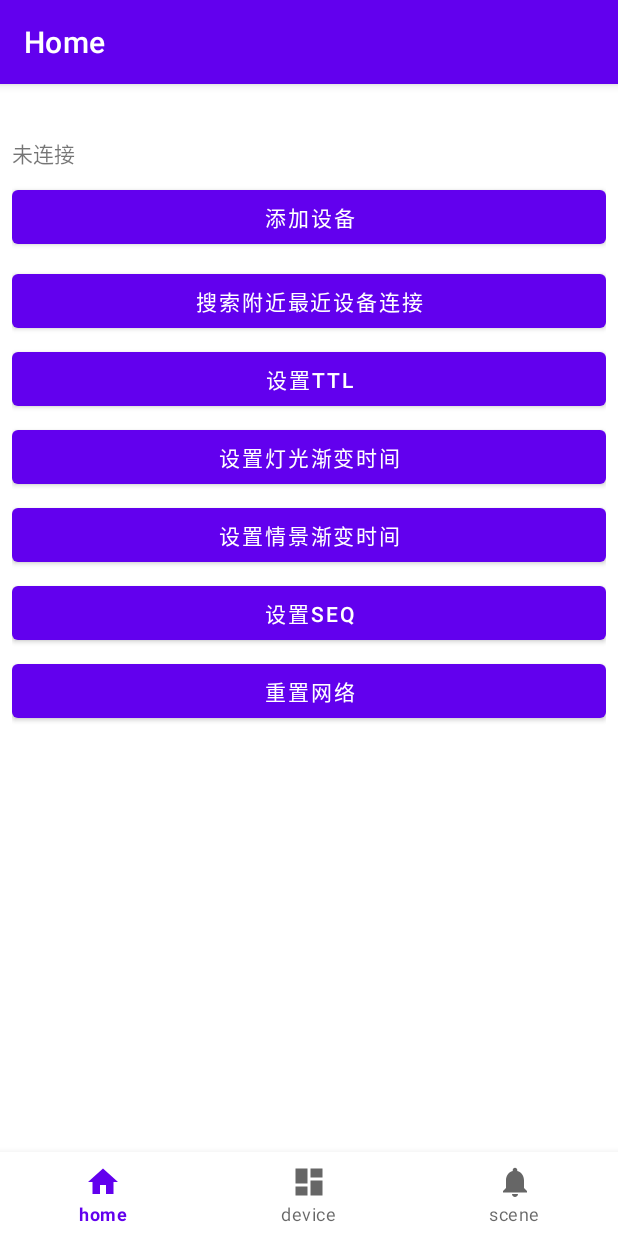
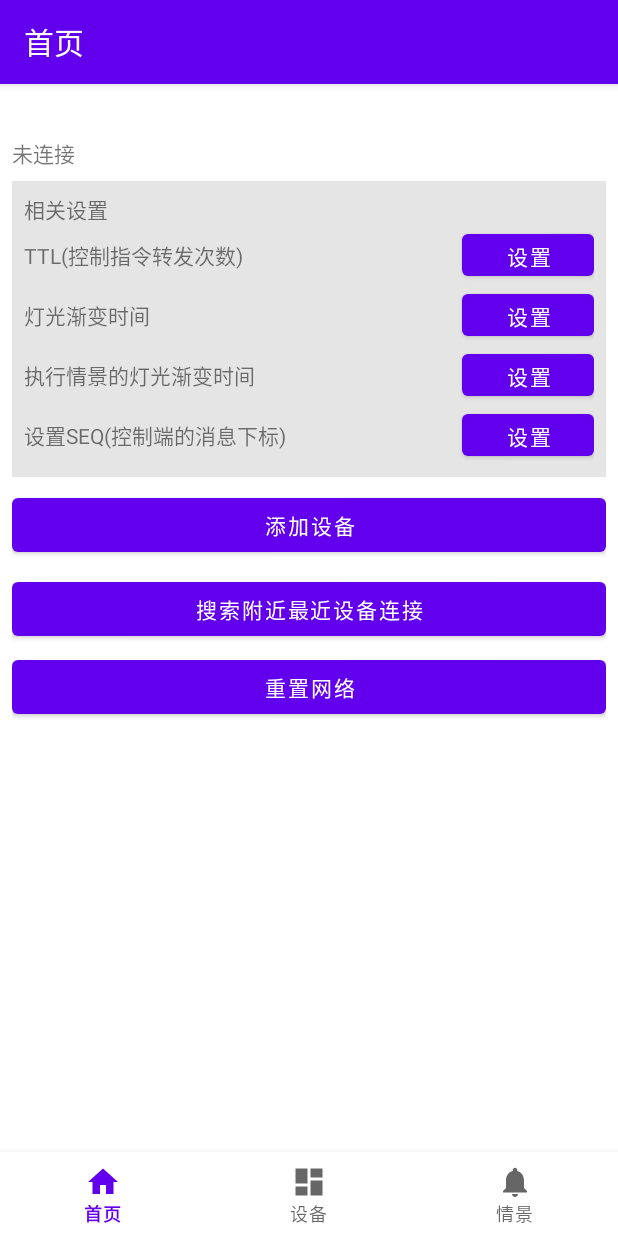
Before and after one commit to LeMeshIoT/LeMesh-sigmesh-android-sdk-sample-kotlin, an Android app: the screen it shows after launch (MainActivity), on a phone screen of 412 x 824 dp. Run offline under Robolectric (Android 15) with nearby library versions, the phone set to English and light mode, and no system bars; our stand-ins replace navigation-ui; libraries missing offline, so code that uses them is left out: cn.lelight.leiot, com.afollestad.materialdialogs; 4 statements that could not run were skipped.

Commit message:
rlease v0.1.0

```diff
--- a/app/build.gradle
+++ b/app/build.gradle
@@ -60,9 +60,9 @@ dependencies {
     androidTestImplementation 'androidx.test.espresso:espresso-core:3.4.0'
     //
     // sdk组件
-    implementation 'cn.lelight.leiot.sdk:smart:0.0.7'
+    implementation 'cn.lelight.leiot.sdk:smart:0.1.0'
     // blesigmesh模块(可选)
-    implementation 'cn.lelight.leiot.sdk:blesigmesh:0.0.7'
+    implementation 'cn.lelight.leiot.sdk:blesigmesh:0.1.0'
     // 版本0.0.6及以上第三方库需要外部单独调用
     implementation 'com.google.code.gson:gson:2.9.0'
     implementation 'com.squareup.retrofit2:retrofit:2.9.0'
--- a/app/src/main/java/cn/lelight/iot/sigmesh/demo/ui/home/HomeFragment.kt
+++ b/app/src/main/java/cn/lelight/iot/sigmesh/demo/ui/home/HomeFragment.kt
@@ -55,6 +55,11 @@ class HomeFragment : Fragment() {
         }
 
         binding.btnConfigTtl.setOnClickListener {
+            if (!checkIsInitSdk()) {
+                toast("未初始化")
+                return@setOnClickListener
+            }
+            //
             MaterialDialog.Builder(requireActivity())
                 .title("设置ttl")
                 .content("消息转发次数,默认7,范围1~127")
--- a/app/src/main/res/layout/fragment_home.xml
+++ b/app/src/main/res/layout/fragment_home.xml
@@ -24,6 +24,105 @@
         android:layout_marginTop="4dp"
         android:textSize="14sp" />
 
+    <LinearLayout
+        android:layout_width="match_parent"
+        android:layout_height="wrap_content"
+        android:layout_marginTop="8dp"
+        android:background="#e5e5e5"
+        android:orientation="vertical"
+        android:padding="8dp">
+
+        <TextView
+            android:layout_width="wrap_content"
+            android:layout_height="wrap_content"
+            android:text="相关设置" />
+
+        <LinearLayout
+            android:layout_width="match_parent"
+            android:layout_height="wrap_content"
+            android:gravity="center_vertical"
+            android:orientation="horizontal">
+
+            <TextView
+                android:layout_width="wrap_content"
+                android:layout_height="wrap_content"
+                android:layout_weight="1"
+                android:text="TTL(控制指令转发次数)" />
+
+
+            <Button
+                android:id="@+id/btn_config_ttl"
+                android:layout_width="wrap_content"
+                android:layout_height="40dp"
+                android:text="设置" />
+
+        </LinearLayout>
+
+        <LinearLayout
+            android:layout_width="match_parent"
+            android:layout_height="wrap_content"
+            android:gravity="center_vertical"
+            android:orientation="horizontal">
+
+            <TextView
+                android:layout_width="0dp"
+                android:layout_height="wrap_content"
+                android:layout_weight="1"
+                android:text="灯光渐变时间" />
+
+
+            <Button
+                android:id="@+id/btn_config_time"
+                android:layout_width="wrap_content"
+                android:layout_height="40dp"
+                android:text="设置" />
+
+        </LinearLayout>
+
+        <LinearLayout
+            android:layout_width="match_parent"
+            android:layout_height="wrap_content"
+            android:gravity="center_vertical"
+            android:orientation="horizontal">
+
+            <TextView
+                android:layout_width="0dp"
+                android:layout_height="wrap_content"
+                android:layout_weight="1"
+                android:text="执行情景的灯光渐变时间" />
+
+
+            <Button
+                android:id="@+id/btn_config_scene_time"
+                android:layout_width="wrap_content"
+                android:layout_height="40dp"
+                android:text="设置" />
+
+        </LinearLayout>
+
+        <LinearLayout
+            android:layout_width="match_parent"
+            android:layout_height="wrap_content"
+            android:gravity="center_vertical"
+            android:orientation="horizontal">
+
+            <TextView
+                android:layout_width="0dp"
+                android:layout_height="wrap_content"
+                android:layout_weight="1"
+                android:text="设置SEQ(控制端的消息下标)" />
+
+
+            <Button
+                android:id="@+id/btn_config_seq"
+                android:layout_width="wrap_content"
+                android:layout_height="40dp"
+                android:text="设置" />
+
+        </LinearLayout>
+
+    </LinearLayout>
+
     <Button
         android:id="@+id/btn_add_device"
         android:layout_width="match_parent"
@@ -38,33 +137,6 @@
         android:layout_marginTop="8dp"
         android:text="搜索附近最近设备连接" />
 
-    <Button
-        android:id="@+id/btn_config_ttl"
-        android:layout_width="match_parent"
-        android:layout_height="wrap_content"
-        android:layout_marginTop="4dp"
-        android:text="设置ttl" />
-
-    <Button
-        android:id="@+id/btn_config_time"
-        android:layout_width="match_parent"
-        android:layout_height="wrap_content"
-        android:layout_marginTop="4dp"
-        android:text="设置灯光渐变时间" />
-
-    <Button
-        android:id="@+id/btn_config_scene_time"
-        android:layout_width="match_parent"
-        android:layout_height="wrap_content"
-        android:layout_marginTop="4dp"
-        android:text="设置情景渐变时间" />
-
-    <Button
-        android:id="@+id/btn_config_seq"
-        android:layout_width="match_parent"
-        android:layout_height="wrap_content"
-        android:layout_marginTop="4dp"
-        android:text="设置SEQ" />
 
     <Button
         android:id="@+id/btn_config_reset"
--- a/app/src/main/res/menu/bottom_nav_menu.xml
+++ b/app/src/main/res/menu/bottom_nav_menu.xml
@@ -4,16 +4,16 @@
     <item
         android:id="@+id/navigation_home"
         android:icon="@drawable/ic_home_black_24dp"
-        android:title="home" />
+        android:title="首页" />
 
     <item
         android:id="@+id/navigation_device"
         android:icon="@drawable/ic_dashboard_black_24dp"
-        android:title="device" />
+        android:title="设备" />
 
     <item
         android:id="@+id/navigation_scene"
         android:icon="@drawable/ic_notifications_black_24dp"
-        android:title="scene" />
+        android:title="情景" />
 
 </menu>
--- a/app/src/main/res/values/strings.xml
+++ b/app/src/main/res/values/strings.xml
@@ -1,8 +1,8 @@
 <resources>
     <string name="app_name">SigMesh-Demo</string>
-    <string name="title_home">Home</string>
-    <string name="title_device">Device</string>
-    <string name="title_Scene">Scene</string>
+    <string name="title_home">首页</string>
+    <string name="title_device">设备</string>
+    <string name="title_Scene">情景</string>
     <string name="title_activity_add_devices">AddDevicesActivity</string>
     <!-- Strings used for fragments for navigation -->
     <string name="first_fragment_label">First Fragment</string>
```
Also changed, not shown: app/src/main/java/cn/lelight/iot/sigmesh/demo/CommonDeviceActivity.kt (+32 -16 lines), app/src/main/java/cn/lelight/iot/sigmesh/demo/ui/devices/DevicesAdapter.kt (+37 -5 lines), app/src/main/java/cn/lelight/iot/sigmesh/demo/ui/devices/DevicesFragment.kt (+94 -42 lines), app/src/main/res/layout/item_common_dp.xml (+8 -0 lines), app/src/main/res/layout/item_data_device.xml (+25 -9 lines), app/src/main/res/drawable-xhdpi/ic_sim_ble.png (added), app/src/main/res/drawable-xhdpi/ic_tough_switch_icon_one_on.png (added), app/src/main/res/drawable-xhdpi/public_icon_blind_a.png (added), app/src/main/res/drawable-xhdpi/public_icon_unkown.png (added).
